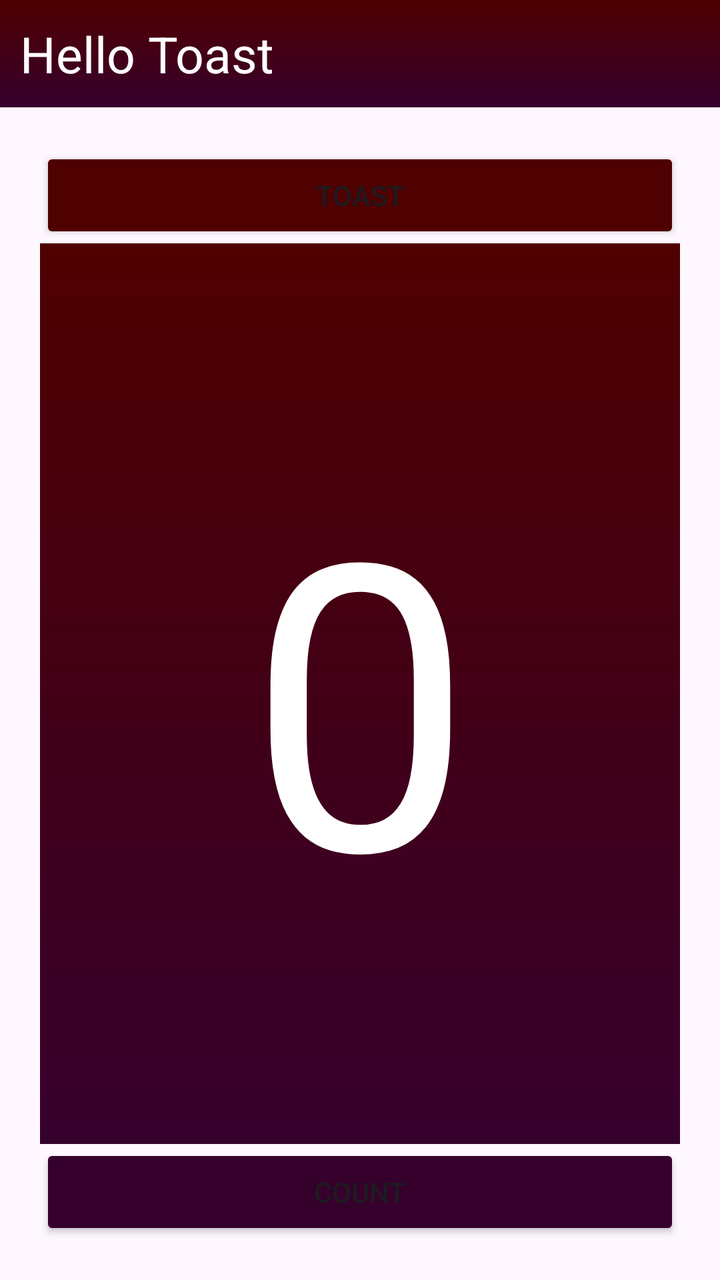
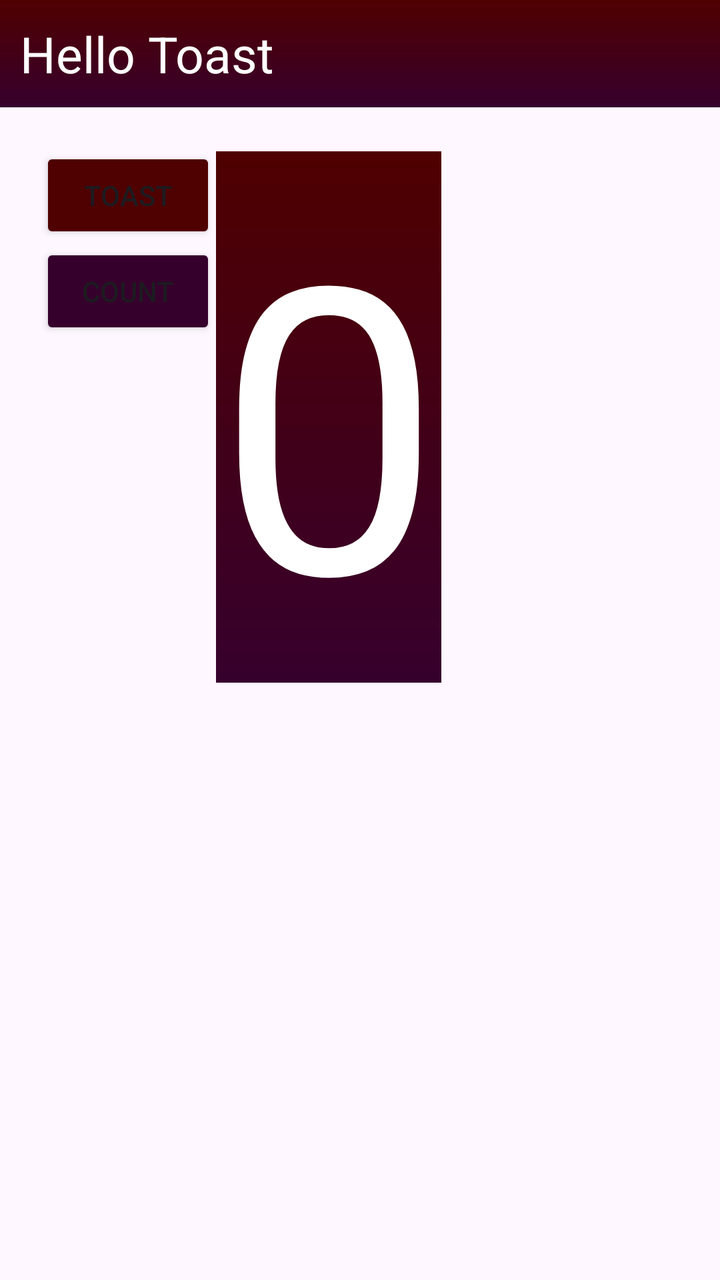

Two renders of the same Android screen: before a commit and after it. Below are the layout's source before the change and the commit's diff.
<!-- AndroidManifest.xml: application theme Theme.HelloToast -->
<!-- res/layout/activity_main.xml -->
<?xml version="1.0" encoding="utf-8"?>
<LinearLayout xmlns:android="http://schemas.android.com/apk/res/android"
    xmlns:app="http://schemas.android.com/apk/res-auto"
    xmlns:tools="http://schemas.android.com/tools"
    android:id="@+id/main"
    android:layout_width="match_parent"
    android:layout_height="match_parent"
    android:orientation="vertical"
    tools:context=".MainActivity">

    <TextView
        android:layout_width="match_parent"
        android:layout_height="wrap_content"
        android:text="@string/hello_toast"
        android:textSize="25sp"
        android:textColor="#FFFFFF"
        android:background="@drawable/gradient_background"
        android:padding="10dp"
        android:gravity="start"
        />

    <LinearLayout
        android:layout_width="match_parent"
        android:layout_height="match_parent"
        android:orientation="vertical"
        android:gravity="center"
        android:layout_margin="20dp">

        <Button
            android:id="@+id/toast_button"
            android:layout_width="match_parent"
            android:layout_height="wrap_content"
            android:backgroundTint="#4F0000"
            app:cornerRadius="0dp"
            android:text="@string/toast_button" />

        <TextView
            android:layout_width="match_parent"
            android:layout_height="0dp"
            android:layout_weight="1"
            android:text="@string/text_view_0"
            android:textSize="200sp"
            android:textColor="#FFFFFF"
            android:background="@drawable/gradient_background"
            android:layout_margin="0dp"
            android:gravity="center"
            />

        <Button
            android:id="@+id/count_button"
            android:layout_width="match_parent"
            android:layout_height="wrap_content"
            android:backgroundTint="#36002D"
            android:layout_margin="0dp"
            app:cornerRadius="0dp"
            android:text="@string/count_button" />

    </LinearLayout>



</LinearLayout>
<!-- resources referenced by this layout -->
<resources>
  <!-- drawable gradient_background (drawable) -->
  <?xml version="1.0" encoding="utf-8"?>
  <shape xmlns:android="http://schemas.android.com/apk/res/android">
      <gradient
          android:type="linear"
          android:angle="5"
          android:startColor="#4F0000"
          android:endColor="#36002D" />
      <corners android:radius="0dp" />
  </shape>
  <string name="count_button">Count</string>
  <string name="hello_toast">Hello Toast</string>
  <string name="text_view_0">0</string>
  <string name="toast_button">Toast</string>
  <style name="Theme.HelloToast" parent="Base.Theme.HelloToast" />
  <style name="Base.Theme.HelloToast" parent="Theme.Material3.DayNight.NoActionBar">
          
          
      </style>
</resources>

<!-- the commit's change to res/layout/activity_main.xml (unified diff, before → after) -->
@@ -19,43 +19,45 @@
         android:gravity="start"
         />
 
-    <LinearLayout
+    <RelativeLayout
         android:layout_width="match_parent"
-        android:layout_height="match_parent"
-        android:orientation="vertical"
-        android:gravity="center"
+        android:layout_height="wrap_content"
         android:layout_margin="20dp">
 
         <Button
             android:id="@+id/toast_button"
-            android:layout_width="match_parent"
+            android:layout_width="wrap_content"
             android:layout_height="wrap_content"
             android:backgroundTint="#4F0000"
+            android:text="@string/toast_button"
             app:cornerRadius="0dp"
-            android:text="@string/toast_button" />
+            android:layout_alignParentTop="true" />
 
         <TextView
-            android:layout_width="match_parent"
-            android:layout_height="0dp"
-            android:layout_weight="1"
+            android:id="@+id/O_view"
+            android:layout_width="wrap_content"
+            android:layout_height="wrap_content"
+            android:layout_toEndOf="@+id/toast_button"
+            android:layout_marginTop="2dp"
+            android:layout_marginBottom="0dp"
+            android:background="@drawable/gradient_background"
+            android:gravity="center"
             android:text="@string/text_view_0"
-            android:textSize="200sp"
             android:textColor="#FFFFFF"
-            android:background="@drawable/gradient_background"
-            android:layout_margin="0dp"
-            android:gravity="center"
-            />
+            android:textSize="200sp" />
 
         <Button
             android:id="@+id/count_button"
-            android:layout_width="match_parent"
+            android:layout_width="wrap_content"
             android:layout_height="wrap_content"
             android:backgroundTint="#36002D"
-            android:layout_margin="0dp"
+            android:text="@string/count_button"
+            android:layout_below="@+id/toast_button"
             app:cornerRadius="0dp"
-            android:text="@string/count_button" />
+            />
 
-    </LinearLayout>
+    </RelativeLayout>
+
 
 
 
